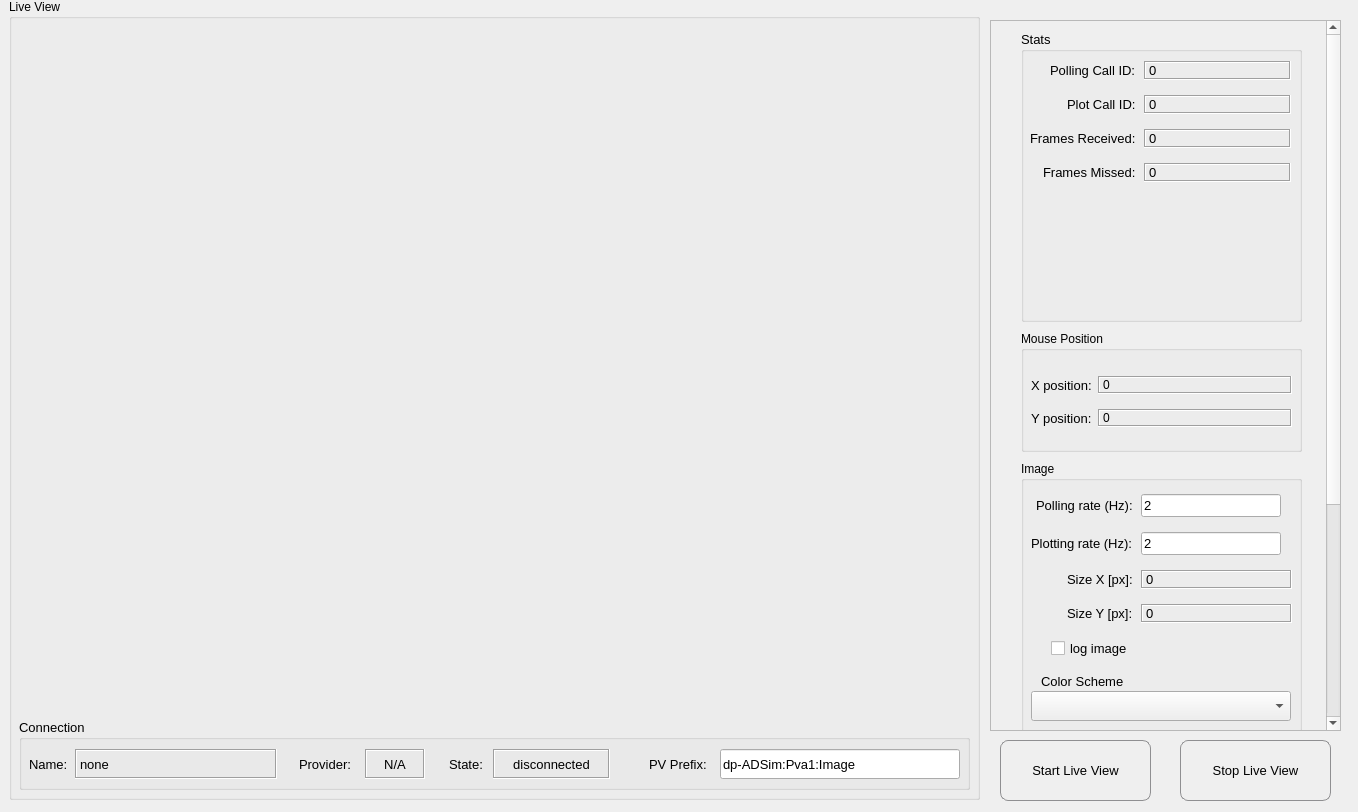
The window that gui/imageshow.ui (AdvancedPhotonSource/DashPVA) describes before a commit, drawn with Qt 5.
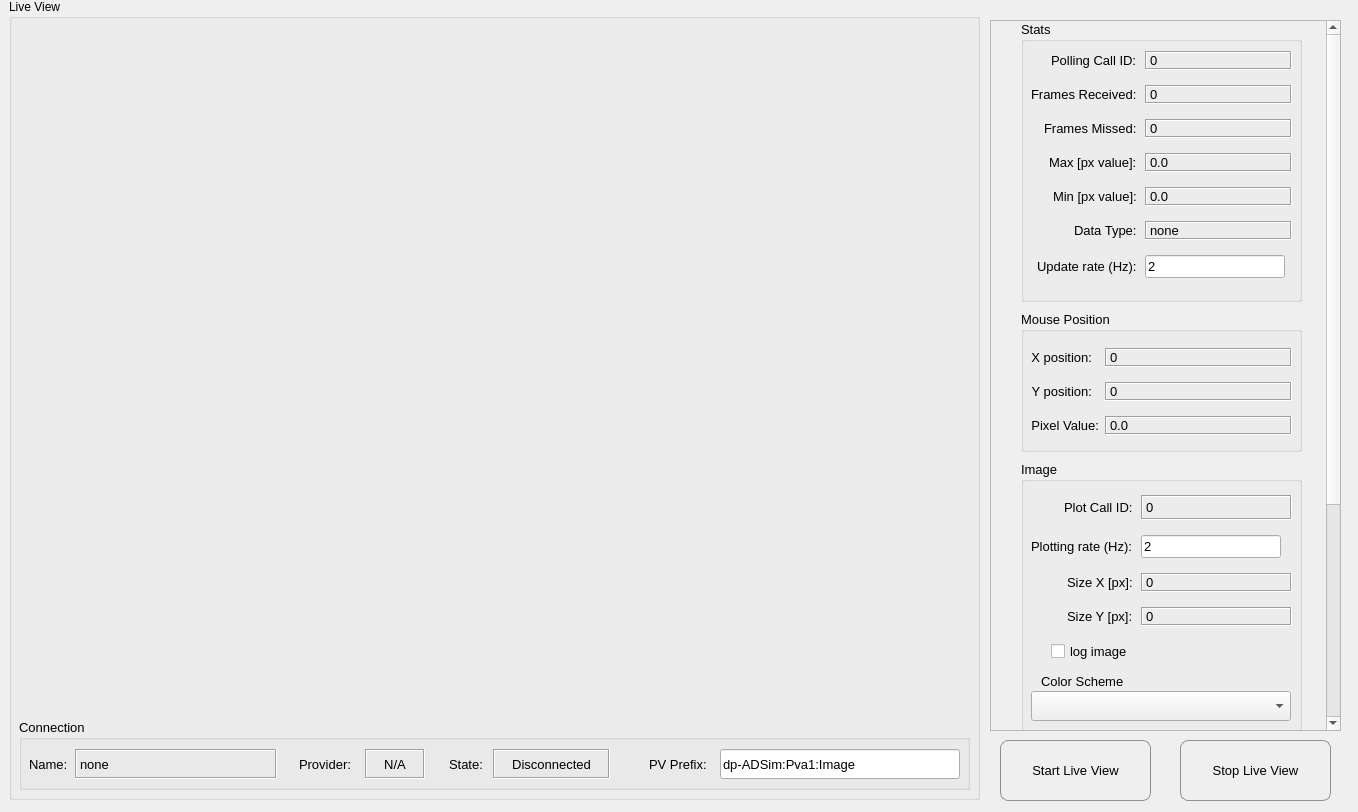
The same window after the commit. Custom widgets are drawn as their Qt base class.

Commit message: more updates to look and functionality of ui

```diff
--- a/gui/imageshow.ui
+++ b/gui/imageshow.ui
@@ -44,9 +44,9 @@
      </property>
      <property name="geometry">
       <rect>
-       <x>10</x>
+       <x>19</x>
        <y>30</y>
-       <width>951</width>
+       <width>941</width>
        <height>681</height>
       </rect>
      </property>
@@ -298,7 +298,7 @@
           <enum>QFrame::Sunken</enum>
          </property>
          <property name="text">
-          <string>disconnected</string>
+          <string>Disconnected</string>
          </property>
          <property name="alignment">
           <set>Qt::AlignCenter</set>
@@ -445,9 +445,9 @@
       <property name="geometry">
        <rect>
         <x>30</x>
-        <y>10</y>
+        <y>0</y>
         <width>281</width>
-        <height>291</height>
+        <height>281</height>
        </rect>
       </property>
       <property name="sizePolicy">
@@ -467,10 +467,10 @@
       <widget class="QWidget" name="formLayoutWidget_6">
        <property name="geometry">
         <rect>
-         <x>9</x>
+         <x>10</x>
          <y>30</y>
          <width>261</width>
-         <height>251</height>
+         <height>241</height>
         </rect>
        </property>
        <layout class="QFormLayout" name="stats_layout">
@@ -488,6 +488,23 @@
         </property>
         <item row="0" column="0">
          <widget class="QLabel" name="label_call_id">
+          <property name="minimumSize">
+           <size>
+            <width>0</width>
+            <height>0</height>
+           </size>
+          </property>
+          <property name="maximumSize">
+           <size>
+            <width>16777215</width>
+            <height>21</height>
+           </size>
+          </property>
+          <property name="font">
+           <font>
+            <pointsize>10</pointsize>
+           </font>
+          </property>
           <property name="text">
            <string>Polling Call ID:</string>
           </property>
@@ -495,26 +512,18 @@
         </item>
         <item row="0" column="1">
          <widget class="QLabel" name="poll_call_id">
-          <property name="frameShape">
-           <enum>QFrame::Box</enum>
+          <property name="minimumSize">
+           <size>
+            <width>0</width>
+            <height>0</height>
+           </size>
           </property>
-          <property name="frameShadow">
-           <enum>QFrame::Sunken</enum>
+          <property name="maximumSize">
+           <size>
+            <width>16777215</width>
+            <height>21</height>
+           </size>
           </property>
-          <property name="text">
-           <string>0</string>
-          </property>
-         </widget>
-        </item>
-        <item row="3" column="0">
-         <widget class="QLabel" name="label_frames_missed">
-          <property name="text">
-           <string>Frames Missed:</string>
-          </property>
-         </widget>
-        </item>
-        <item row="3" column="1">
-         <widget class="QLabel" name="missed_frames">
           <property name="frameShape">
            <enum>QFrame::Box</enum>
           </property>
@@ -526,35 +535,44 @@
           </property>
          </widget>
         </item>
-        <item row="2" column="0">
+        <item row="1" column="0">
          <widget class="QLabel" name="label_frames_received">
+          <property name="minimumSize">
+           <size>
+            <width>0</width>
+            <height>0</height>
+           </size>
+          </property>
+          <property name="maximumSize">
+           <size>
+            <width>16777215</width>
+            <height>21</height>
+           </size>
+          </property>
+          <property name="font">
+           <font>
+            <pointsize>10</pointsize>
+           </font>
+          </property>
           <property name="text">
            <string>Frames Received:</string>
           </property>
          </widget>
         </item>
-        <item row="2" column="1">
-         <widget class="QLabel" name="frames_received">
-          <property name="frameShape">
-           <enum>QFrame::Box</enum>
-          </property>
-          <property name="frameShadow">
-           <enum>QFrame::Sunken</enum>
-          </property>
-          <property name="text">
-           <string>0</string>
-          </property>
-         </widget>
-        </item>
-        <item row="1" column="0">
-         <widget class="QLabel" name="label_plot_id">
-          <property name="text">
-           <string>Plot Call ID:</string>
-          </property>
-         </widget>
-        </item>
         <item row="1" column="1">
-         <widget class="QLabel" name="plot_call_id">
+         <widget class="QLabel" name="frames_received_val">
+          <property name="minimumSize">
+           <size>
+            <width>0</width>
+            <height>0</height>
+           </size>
+          </property>
+          <property name="maximumSize">
+           <size>
+            <width>16777215</width>
+            <height>21</height>
+           </size>
+          </property>
           <property name="frameShape">
            <enum>QFrame::Box</enum>
           </property>
@@ -566,6 +584,167 @@
           </property>
          </widget>
         </item>
+        <item row="2" column="1">
+         <widget class="QLabel" name="missed_frames">
+          <property name="minimumSize">
+           <size>
+            <width>0</width>
+            <height>0</height>
+           </size>
+          </property>
+          <property name="maximumSize">
+           <size>
+            <width>16777215</width>
+            <height>21</height>
+           </size>
+          </property>
+          <property name="frameShape">
+           <enum>QFrame::Box</enum>
+          </property>
+          <property name="frameShadow">
+           <enum>QFrame::Sunken</enum>
+          </property>
+          <property name="text">
+           <string>0</string>
+          </property>
+         </widget>
+        </item>
+        <item row="2" column="0">
+         <widget class="QLabel" name="label_frames_missed">
+          <property name="minimumSize">
+           <size>
+            <width>0</width>
+            <height>0</height>
+           </size>
+          </property>
+          <property name="maximumSize">
+           <size>
+            <width>16777215</width>
+            <height>21</height>
+           </size>
+          </property>
+          <property name="font">
+           <font>
+            <pointsize>10</pointsize>
+           </font>
+          </property>
+          <property name="text">
+           <string>Frames Missed:</string>
+          </property>
+         </widget>
+        </item>
+        <item row="6" column="0">
+         <widget class="QLabel" name="update_label">
+          <property name="minimumSize">
+           <size>
+            <width>28</width>
+            <height>16</height>
+           </size>
+          </property>
+          <property name="font">
+           <font>
+            <pointsize>10</pointsize>
+           </font>
+          </property>
+          <property name="text">
+           <string>Update rate (Hz):</string>
+          </property>
+         </widget>
+        </item>
+        <item row="6" column="1">
+         <widget class="QLineEdit" name="update_frequency">
+          <property name="minimumSize">
+           <size>
+            <width>40</width>
+            <height>22</height>
+           </size>
+          </property>
+          <property name="maximumSize">
+           <size>
+            <width>140</width>
+            <height>16777215</height>
+           </size>
+          </property>
+          <property name="font">
+           <font>
+            <pointsize>10</pointsize>
+           </font>
+          </property>
+          <property name="text">
+           <string>2</string>
+          </property>
+         </widget>
+        </item>
+        <item row="3" column="0">
+         <widget class="QLabel" name="label_max_px">
+          <property name="font">
+           <font>
+            <pointsize>10</pointsize>
+           </font>
+          </property>
+          <property name="text">
+           <string>Max [px value]:</string>
+          </property>
+         </widget>
+        </item>
+        <item row="4" column="0">
+         <widget class="QLabel" name="label_min_px">
+          <property name="font">
+           <font>
+            <pointsize>10</pointsize>
+           </font>
+          </property>
+          <property name="text">
+           <string>Min [px value]:</string>
+          </property>
+         </widget>
+        </item>
+        <item row="3" column="1">
+         <widget class="QLabel" name="max_px_val">
+          <property name="frameShape">
+           <enum>QFrame::Box</enum>
+          </property>
+          <property name="frameShadow">
+           <enum>QFrame::Sunken</enum>
+          </property>
+          <property name="text">
+           <string>0.0</string>
+          </property>
+         </widget>
+        </item>
+        <item row="4" column="1">
+         <widget class="QLabel" name="min_px_val">
+          <property name="frameShape">
+           <enum>QFrame::Box</enum>
+          </property>
+          <property name="frameShadow">
+           <enum>QFrame::Sunken</enum>
+          </property>
+          <property name="text">
+           <string>0.0</string>
+          </property>
+         </widget>
+        </item>
+        <item row="5" column="0">
+         <widget class="QLabel" name="label_data_type">
+          <property name="text">
+           <string>Data Type:</string>
+          </property>
+         </widget>
+        </item>
+        <item row="5" column="1">
+         <widget class="QLabel" name="data_type_val">
+          <property name="frameShape">
+           <enum>QFrame::Box</enum>
+          </property>
+          <property name="frameShadow">
+           <enum>QFrame::Sunken</enum>
+          </property>
+          <property name="text">
+           <string>none</string>
+          </property>
+         </widget>
+        </item>
        </layout>
       </widget>
      </widget>
@@ -576,11 +755,16 @@
       <property name="geometry">
        <rect>
         <x>30</x>
-        <y>310</y>
+        <y>290</y>
         <width>281</width>
-        <height>121</height>
+        <height>141</height>
        </rect>
       </property>
+      <property name="font">
+       <font>
+        <pointsize>10</pointsize>
+       </font>
+      </property>
       <property name="title">
        <string>Mouse Position</string>
       </property>
@@ -596,7 +780,7 @@
          <x>10</x>
          <y>30</y>
          <width>261</width>
-         <height>81</height>
+         <height>101</height>
         </rect>
        </property>
        <layout class="QFormLayout" name="mouse_pos_layout">
@@ -637,10 +821,18 @@
           <property name="text">
            <string>X position:</string>
           </property>
+          <property name="alignment">
+           <set>Qt::AlignRight|Qt::AlignTrailing|Qt::AlignVCenter</set>
+          </property>
          </widget>
         </item>
         <item row="0" column="1">
          <widget class="QLabel" name="mouse_x_value">
+          <property name="font">
+           <font>
+            <pointsize>10</pointsize>
+           </font>
+          </property>
           <property name="frameShape">
            <enum>QFrame::Box</enum>
           </property>
@@ -671,10 +863,18 @@
           <property name="text">
            <string>Y position:</string>
           </property>
+          <property name="alignment">
+           <set>Qt::AlignRight|Qt::AlignTrailing|Qt::AlignVCenter</set>
+          </property>
          </widget>
         </item>
         <item row="1" column="1">
          <widget class="QLabel" name="mouse_y_value">
+          <property name="font">
+           <font>
+            <pointsize>10</pointsize>
+           </font>
+          </property>
           <property name="frameShape">
            <enum>QFrame::Box</enum>
           </property>
@@ -686,6 +886,39 @@
           </property>
          </widget>
         </item>
+        <item row="2" column="0">
+         <widget class="QLabel" name="label_mose_px">
+          <property name="font">
+           <font>
+            <pointsize>10</pointsize>
+           </font>
+          </property>
+          <property name="text">
+           <string>Pixel Value:</string>
+          </property>
+          <property name="alignment">
+           <set>Qt::AlignRight|Qt::AlignTrailing|Qt::AlignVCenter</set>
+          </property>
+         </widget>
+        </item>
+        <item row="2" column="1">
+         <widget class="QLabel" name="mouse_px_val">
+          <property name="font">
+           <font>
+            <pointsize>10</pointsize>
+           </font>
+          </property>
+          <property name="frameShape">
+           <enum>QFrame::Box</enum>
+          </property>
+          <property name="frameShadow">
+           <enum>QFrame::Sunken</enum>
+          </property>
+          <property name="text">
+           <string>0.0</string>
+          </property>
+         </widget>
+        </item>
        </layout>
       </widget>
      </widget>
@@ -698,6 +931,11 @@
         <height>271</height>
        </rect>
       </property>
+      <property name="font">
+       <font>
+        <pointsize>10</pointsize>
+       </font>
+      </property>
       <property name="title">
        <string>Image</string>
       </property>
@@ -707,7 +945,7 @@
          <x>10</x>
          <y>30</y>
          <width>261</width>
-         <height>171</height>
+         <height>174</height>
         </rect>
        </property>
        <layout class="QFormLayout" name="formLayout">
@@ -729,48 +967,6 @@
         <property name="bottomMargin">
          <number>0</number>
         </property>
-        <item row="0" column="0">
-         <widget class="QLabel" name="polling_label">
-          <property name="minimumSize">
-           <size>
-            <width>28</width>
-            <height>16</height>
-           </size>
-          </property>
-          <property name="font">
-           <font>
-            <pointsize>10</pointsize>
-           </font>
-          </property>
-          <property name="text">
-           <string>Polling rate (Hz):</string>
-          </property>
-         </widget>
-        </item>
-        <item row="0" column="1">
-         <widget class="QLineEdit" name="polling_frequency">
-          <property name="minimumSize">
-           <size>
-            <width>40</width>
-            <height>22</height>
-           </size>
-          </property>
-          <property name="maximumSize">
-           <size>
-            <width>140</width>
-            <height>16777215</height>
-           </size>
-          </property>
-          <property name="font">
-           <font>
-            <pointsize>10</pointsize>
-           </font>
-          </property>
-          <property name="text">
-           <string>2</string>
-          </property>
-         </widget>
-        </item>
         <item row="1" column="0">
          <widget class="QLabel" name="plotting_label">
           <property name="minimumSize">
@@ -907,6 +1103,48 @@
           </property>
          </widget>
         </item>
+        <item row="0" column="0">
+         <widget class="QLabel" name="label_plot_id">
+          <property name="minimumSize">
+           <size>
+            <width>0</width>
+            <height>25</height>
+           </size>
+          </property>
+          <property name="font">
+           <font>
+            <pointsize>10</pointsize>
+           </font>
+          </property>
+          <property name="text">
+           <string>Plot Call ID:</string>
+          </property>
+         </widget>
+        </item>
+        <item row="0" column="1">
+         <widget class="QLabel" name="plot_call_id">
+          <property name="minimumSize">
+           <size>
+            <width>0</width>
+            <height>25</height>
+           </size>
+          </property>
+          <property name="font">
+           <font>
+            <pointsize>10</pointsize>
+           </font>
+          </property>
+          <property name="frameShape">
+           <enum>QFrame::Box</enum>
+          </property>
+          <property name="frameShadow">
+           <enum>QFrame::Sunken</enum>
+          </property>
+          <property name="text">
+           <string>0</string>
+          </property>
+         </widget>
+        </item>
        </layout>
       </widget>
       <widget class="QComboBox" name="comb_box_color_scheme">
```
The commit also changes 1 other file.
